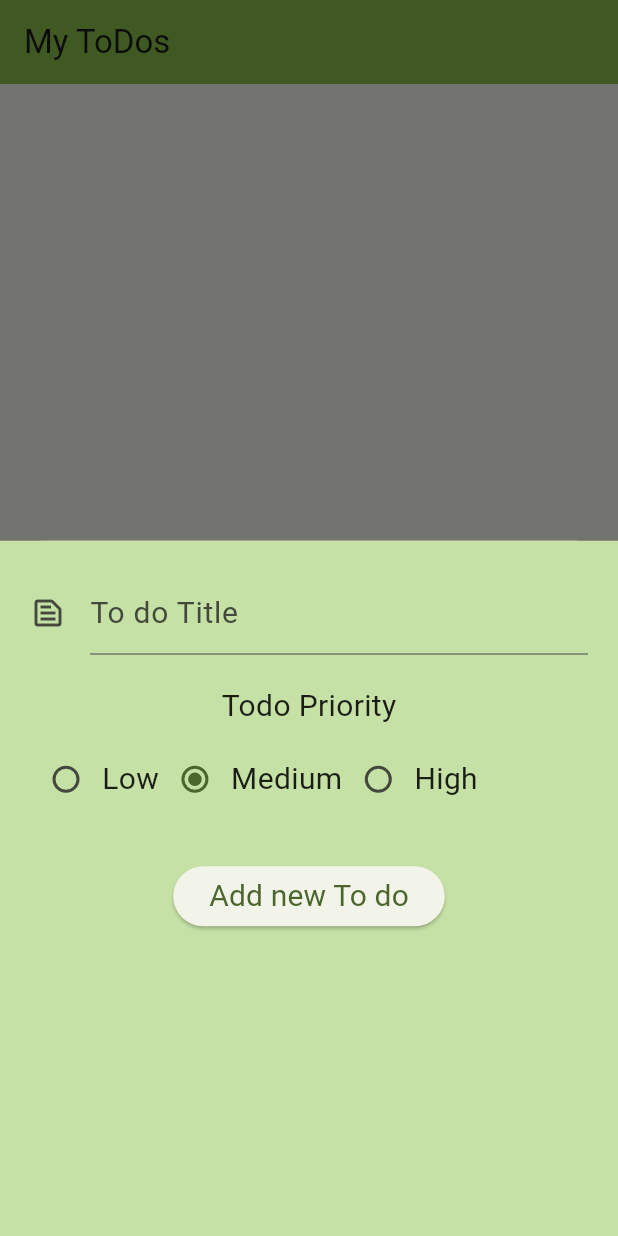
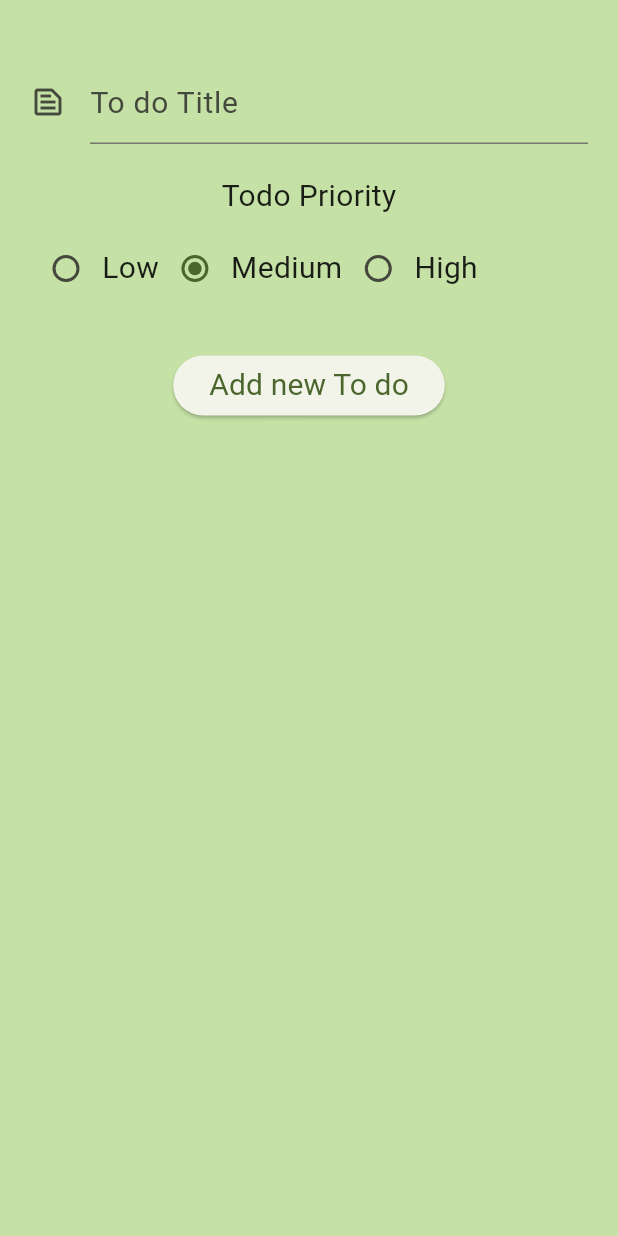
Before and after one commit to ana-rangel-mattos/flutter-simple-todo-app, a Flutter app: the screen it shows after launch, after a tap on the "add" icon, on a phone screen of 412 x 824 dp. Run offline on Flutter 3.47's test engine with Material 3 defaults, Android fonts, the phone set to English and light mode, and no system bars.

Commit message:
fix: Fixed TodoRadio state on BottomSheet

```diff
--- /dev/null
+++ b/lib/components/add_todo_button.dart
@@ -0,0 +1,19 @@
+import 'package:flutter/material.dart';
+
+class AddTodoButton extends StatelessWidget {
+  const AddTodoButton({super.key, required this.addTodo});
+
+  final Function() addTodo;
+
+  @override
+  Widget build(BuildContext context) {
+    return FloatingActionButton(
+      backgroundColor: Colors.lightGreen,
+      onPressed: () {
+        addTodo();
+      },
+      shape: CircleBorder(),
+      child: Icon(Icons.add),
+    );
+  }
+}
--- /dev/null
+++ b/lib/components/todo_radio.dart
@@ -0,0 +1,33 @@
+import 'package:flutter/material.dart';
+import 'package:simple_todo_app/models/todo.dart';
+import 'package:simple_todo_app/components/todos_text.dart';
+
+class TodoRadio extends StatefulWidget {
+  const TodoRadio(this.groupValue, {super.key, required this.radioValue, required this.priorityName, required this.onChanged});
+
+  final TodoPriority groupValue;
+  final TodoPriority radioValue;
+  final String priorityName;
+  final Function(TodoPriority) onChanged;
+
+  @override
+  State<TodoRadio> createState() => _TodoRadioState();
+}
+
+class _TodoRadioState extends State<TodoRadio> {
+  @override
+  Widget build(BuildContext context) {
+    return Row(
+      children: [
+        Radio<TodoPriority>(
+          value: widget.radioValue,
+          groupValue: widget.groupValue,
+          onChanged: (value) {
+            widget.onChanged(value!);
+          },
+        ),
+        TodosText(widget.priorityName),
+      ],
+    );
+  }
+}
--- a/lib/pages/todo_page.dart
+++ b/lib/pages/todo_page.dart
@@ -2,6 +2,9 @@
 import 'package:simple_todo_app/components/todos_text.dart';
 import 'package:simple_todo_app/models/todo.dart';
 import 'package:simple_todo_app/screens/no_todos_screen.dart';
+import 'package:simple_todo_app/components/todo_item.dart';
+import 'package:simple_todo_app/components/todo_radio.dart';
+import 'package:simple_todo_app/components/add_todo_button.dart';
 
 class TodoPage extends StatefulWidget {
   const TodoPage({super.key});
@@ -16,6 +19,82 @@
   int counter = 1;
   TodoPriority priority = TodoPriority.medium;
   static List<Todo> todos = [];
+
+  void addTodo() {
+    showModalBottomSheet<void>(
+      context: context,
+      builder: (BuildContext builder) {
+        return StatefulBuilder(
+            builder: (BuildContext context, StateSetter setState) {
+              return Container(
+                color: Colors.lightGreen[200],
+                child: Padding(
+                  padding: const EdgeInsets.only(top: 40, left: 20, right: 20, bottom: 20),
+                  child: Column(
+                    children: [
+                      TextField(
+                        controller: todoTitleController,
+                        decoration: InputDecoration(
+                          label: TodosText("To do Title"),
+                          hint: Text("To do description goes here..."),
+                          icon: Icon(Icons.text_snippet_outlined),
+                        ),
+                      ),
+                      Padding(
+                        padding: const EdgeInsets.only(top: 20),
+                        child: TodosText("Todo Priority"),
+                      ),
+                      Padding(
+                        padding: const EdgeInsets.only(top: 10, bottom: 30),
+                        child: Row(
+                          children: [
+                            TodoRadio(
+                              priority,
+                              radioValue: TodoPriority.low,
+                              priorityName: "Low",
+                              onChanged: (TodoPriority value) {
+                                setState(() {
+                                  priority = value;
+                                });
+                              },
+                            ),
+                            TodoRadio(
+                              priority,
+                              radioValue: TodoPriority.medium,
+                              priorityName: "Medium",
+                              onChanged: (TodoPriority value) {
+                                setState(() {
+                                  priority = value;
+                                });
+                              },
+                            ),
+                            TodoRadio(
+                              priority,
+                              radioValue: TodoPriority.high,
+                              priorityName: "High",
+                              onChanged: (TodoPriority value) {
+                                setState(() {
+                                  priority = value;
+                                });
+                              },
+                            ),
+                          ],
+                        ),
+                      ),
+                      ElevatedButton(
+                        onPressed: () => handleAddTodo(context),
+                        child: TodosText("Add new To do"),
+                      ),
+                    ],
+                  ),
+                ),
+              );
+            }
+        );
+      },
+      isScrollControlled: true,
+    );
+  }
 
   void handleAddTodo(BuildContext context) {
     if (todoTitleController.text == "") {
@@ -35,6 +114,12 @@
     Navigator.of(context).pop();
   }
 
+  // void handleChangePriority(TodoPriority value) {
+  //   setState(() {
+  //     priority = value;
+  //   });
+  // }
+
   @override
   Widget build(BuildContext context) {
     return Scaffold(
@@ -43,104 +128,24 @@
         backgroundColor: Colors.lightGreen,
       ),
       floatingActionButtonLocation: FloatingActionButtonLocation.centerDocked,
-      floatingActionButton: FloatingActionButton(
-        backgroundColor: Colors.lightGreen,
-        onPressed: () {
-          showModalBottomSheet<void>(
-            context: context,
-            builder: (BuildContext builder) {
-              return StatefulBuilder(
-                builder: (BuildContext context, StateSetter setState) {
-                  return Container(
-                    color: Colors.lightGreen[200],
-                    child: Padding(
-                      padding: const EdgeInsets.all(20),
-                      child: Column(
-                        children: [
-                          TextField(
-                            controller: todoTitleController,
-                            decoration: InputDecoration(
-                              label: TodosText("To do Title"),
-                              hint: Text("To do description goes here..."),
-                              icon: Icon(Icons.text_snippet_outlined),
-                            ),
-                          ),
-                          Padding(
-                            padding: const EdgeInsets.only(top: 20),
-                            child: TodosText("Todo Priority"),
-                          ),
-                          Padding(
-                            padding: const EdgeInsets.only(top: 10, bottom: 30),
-                            child: Row(
-                              children: [
-                                Radio<TodoPriority>(
-                                  value: TodoPriority.low,
-                                  groupValue: priority,
-                                  onChanged: (value) {
-                                    setState(() {
-                                      priority = value!;
-                                    });
-                                  },
-                                ),
-                                TodosText("Low"),
-                                Radio<TodoPriority>(
-                                  value: TodoPriority.medium,
-                                  groupValue: priority,
-                                  onChanged: (value) {
-                                    setState(() {
-                                      priority = value!;
-                                    });
-                                  },
-                                ),
-                                TodosText("Medium"),
-                                Radio<TodoPriority>(
-                                  value: TodoPriority.high,
-                                  groupValue: priority,
-                                  onChanged: (value) {
-                                    setState(() {
-                                      priority = value!;
-                                    });
-                                  },
-                                ),
-                                TodosText("High"),
-                              ],
-                            ),
-                          ),
-                          ElevatedButton(
-                            onPressed: () => handleAddTodo(context),
-                            child: TodosText("Add new To do"),
-                          ),
-                        ],
-                      ),
-                    ),
-                  );
-                }
-              );
-            },
-          );
-        },
-        shape: CircleBorder(),
-        child: Icon(Icons.add),
-      ),
+      floatingActionButton: AddTodoButton(addTodo: addTodo),
       body: Center(
         child: todos.isEmpty ? NoTodosScreen() :
         ListView.builder(
           itemCount: todos.length,
-          itemBuilder: (context, index) => Padding(
-            padding: EdgeInsets.all(4),
-            child: ListTile(
-              tileColor: index.isEven ? Colors.lightGreen[200] : Colors.grey[200],
-              title: TodosText(todos[index].title),
-              subtitle: Text("Priority: ${todos[index].priorityToString()}"),
-              trailing: Checkbox(
-                value: todos[index].completed,
-                onChanged: (value) {
-                  setState(() {
-                    todos[index].completed = value!;
-                  });
-              }),
-            ),
-          ),
+          itemBuilder: (context, index) {
+            Todo currentTodo = todos[index];
+
+            return TodoItem(
+              index,
+              todo: currentTodo,
+              onChangedChecked: (bool value) {
+                setState(() {
+                  currentTodo.completed = value;
+                });
+              },
+            );
+          },
         ),
       ),
     );
```
Also changed, not shown: lib/components/todo_item.dart (added, +29 -0 lines), lib/models/todo.dart (+1 -8 lines).
